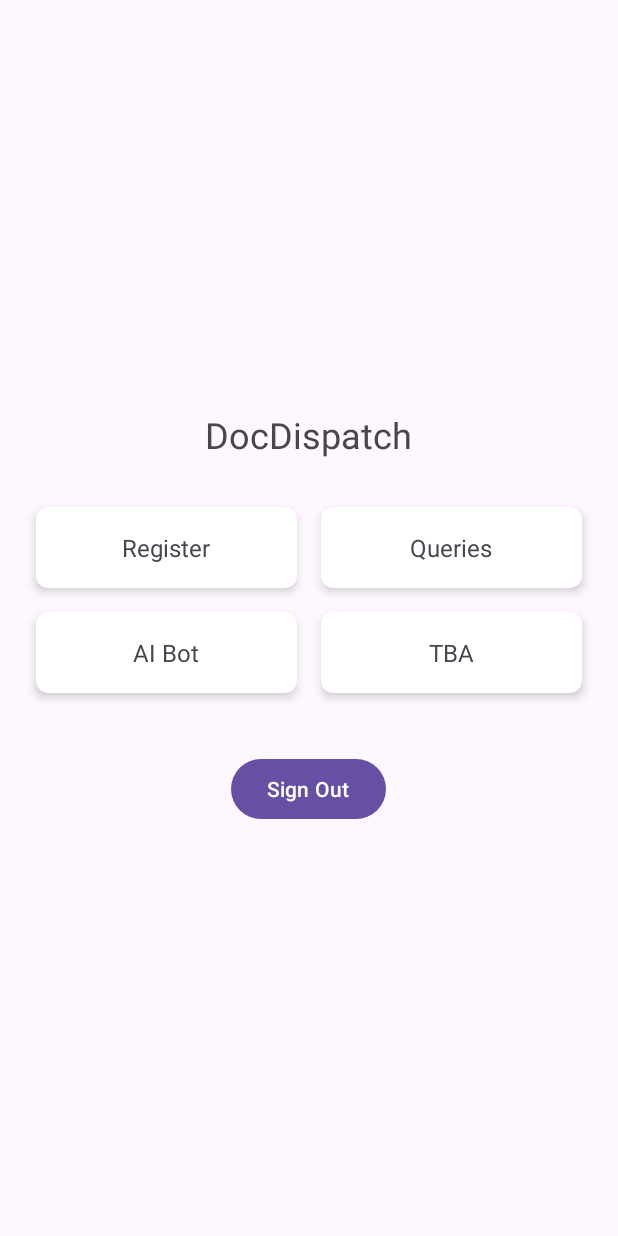
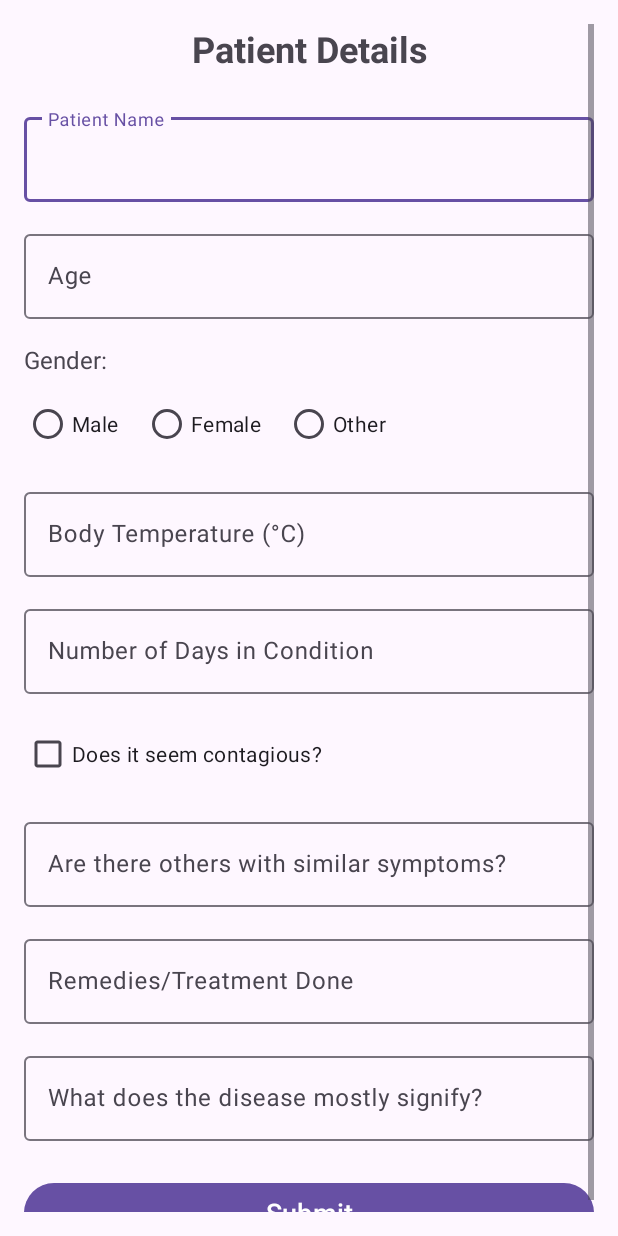
Before and after one commit to yashpreeto7/DocDispatch, an Android app: the screen it shows after launch once a user with an empty profile is signed in (MainActivity before the commit, PatientDetailsActivity after it), after a tap on "Register", on a phone screen of 412 x 824 dp. Run offline under Robolectric (Android 15) with nearby library versions, the phone set to English and light mode, and no system bars; our stand-ins replace Firebase (no records; nobody signed in at launch, a user with empty details on screens opened directly).

Commit message:
Register Patient

```diff
--- a/Android/app/src/main/AndroidManifest.xml
+++ b/Android/app/src/main/AndroidManifest.xml
@@ -1,7 +1,9 @@
 <?xml version="1.0" encoding="utf-8"?>
 <manifest xmlns:android="http://schemas.android.com/apk/res/android"
     xmlns:tools="http://schemas.android.com/tools">
+
     <uses-permission android:name="android.permission.INTERNET" />
+
     <application
         android:allowBackup="true"
         android:dataExtractionRules="@xml/data_extraction_rules"
@@ -12,6 +14,9 @@
         android:supportsRtl="true"
         android:theme="@style/Theme.DocDispatch">
         <activity
+            android:name=".PatientDetailsActivity"
+            android:exported="false" />
+        <activity
             android:name=".LauncherActivity"
             android:exported="true">
             <intent-filter>
@@ -20,8 +25,7 @@
                 <category android:name="android.intent.category.LAUNCHER" />
             </intent-filter>
         </activity>
-        <activity android:name=".OtpActivity"/>
-
+        <activity android:name=".OtpActivity" />
         <activity android:name=".MainActivity" />
     </application>
 
--- a/Android/app/src/main/java/online/ppriyanshu26/docdispatch/MainActivity.java
+++ b/Android/app/src/main/java/online/ppriyanshu26/docdispatch/MainActivity.java
@@ -35,7 +35,8 @@ public class MainActivity extends AppCompatActivity {
         findViewById(R.id.cardRegister).setOnClickListener(new View.OnClickListener() {
             @Override
             public void onClick(View v) {
-                Toast.makeText(MainActivity.this, "Register clicked", Toast.LENGTH_SHORT).show();
+                Intent intent = new Intent(MainActivity.this, PatientDetailsActivity.class);
+                startActivity(intent);
             }
         });
 
--- /dev/null
+++ b/Android/app/src/main/java/online/ppriyanshu26/docdispatch/PatientDetailsActivity.java
@@ -0,0 +1,116 @@
+package online.ppriyanshu26.docdispatch;
+
+import android.os.Bundle;
+import android.view.View;
+import android.widget.Button;
+import android.widget.CheckBox;
+import android.widget.RadioButton;
+import android.widget.RadioGroup;
+import android.widget.Toast;
+import androidx.appcompat.app.AppCompatActivity;
+import com.google.android.material.textfield.TextInputEditText;
+import androidx.appcompat.app.AlertDialog;
+import android.content.DialogInterface;
+
+public class PatientDetailsActivity extends AppCompatActivity {
+
+    private TextInputEditText etName, etAge, etTemperature, etDays, etOthers, etTreatment, etDisease;
+    private RadioGroup rgGender;
+    private CheckBox cbContagious;
+    private Button btnSubmit;
+
+    @Override
+    protected void onCreate(Bundle savedInstanceState) {
+        super.onCreate(savedInstanceState);
+        setContentView(R.layout.activity_patient_details);
+        initViews();
+
+        btnSubmit.setOnClickListener(new View.OnClickListener() {
+            @Override
+            public void onClick(View v) {
+                submitPatientDetails();
+            }
+        });
+    }
+
+    private void initViews() {
+        etName = findViewById(R.id.etName);
+        etAge = findViewById(R.id.etAge);
+        etTemperature = findViewById(R.id.etTemperature);
+        etDays = findViewById(R.id.etDays);
+        etOthers = findViewById(R.id.etOthers);
+        etTreatment = findViewById(R.id.etTreatment);
+        etDisease = findViewById(R.id.etDisease);
+        rgGender = findViewById(R.id.rgGender);
+        cbContagious = findViewById(R.id.cbContagious);
+        btnSubmit = findViewById(R.id.btnSubmit);
+    }
+
+    private void submitPatientDetails() {
+        String name = etName.getText().toString().trim();
+        String ageStr = etAge.getText().toString().trim();
+        String temperatureStr = etTemperature.getText().toString().trim();
+        String daysStr = etDays.getText().toString().trim();
+        String others = etOthers.getText().toString().trim();
+        String treatment = etTreatment.getText().toString().trim();
+        String disease = etDisease.getText().toString().trim();
+
+        if (name.isEmpty()) {
+            etName.setError("Name is required");
+            return;
+        }
+        if (ageStr.isEmpty()) {
+            etAge.setError("Age is required");
+            return;
+        }
+        if (temperatureStr.isEmpty()) {
+            etTemperature.setError("Temperature is required");
+            return;
+        }
+        if (daysStr.isEmpty()) {
+            etDays.setError("Number of days is required");
+            return;
+        }
+        int selectedGenderId = rgGender.getCheckedRadioButtonId();
+        String gender = "";
+        if (selectedGenderId == R.id.rbMale) {
+            gender = "Male";
+        } else if (selectedGenderId == R.id.rbFemale) {
+            gender = "Female";
+        } else if (selectedGenderId == R.id.rbOther) {
+            gender = "Other";
+        } else {
+            Toast.makeText(this, "Please select gender", Toast.LENGTH_SHORT).show();
+            return;
+        }
+        boolean isContagious = cbContagious.isChecked();
+        String contagiousStatus = isContagious ? "Yes" : "No";
+
+        Toast.makeText(this, "Patient details submitted successfully!", Toast.LENGTH_LONG).show();
+
+        String summary = "Name: " + name + "\n" +
+                "Age: " + ageStr + "\n" +
+                "Gender: " + gender + "\n" +
+                "Temperature: " + temperatureStr + "°C\n" +
+                "Days: " + daysStr + "\n" +
+                "Contagious: " + contagiousStatus;
+
+        AlertDialog.Builder builder = new AlertDialog.Builder(this);
+        builder.setTitle("Do you want to submit?")
+                .setMessage(summary)
+                .setPositiveButton("Submit", new DialogInterface.OnClickListener() {
+                    @Override
+                    public void onClick(DialogInterface dialog, int which) {
+                        Toast.makeText(PatientDetailsActivity.this, "Patient details submitted successfully!", Toast.LENGTH_LONG).show();
+                        finish();
+                    }
+                })
+                .setNegativeButton("Cancel", new DialogInterface.OnClickListener() {
+                    @Override
+                    public void onClick(DialogInterface dialog, int which) {
+                        dialog.dismiss();
+                    }
+                })
+                .show();
+    }
+}
--- /dev/null
+++ b/Android/app/src/main/res/layout/activity_patient_details.xml
@@ -0,0 +1,158 @@
+<?xml version="1.0" encoding="utf-8"?>
+<ScrollView xmlns:android="http://schemas.android.com/apk/res/android"
+    android:layout_width="match_parent"
+    android:layout_height="match_parent"
+    android:padding="16dp">
+
+    <LinearLayout
+        android:layout_width="match_parent"
+        android:layout_height="wrap_content"
+        android:orientation="vertical">
+
+        <TextView
+            android:layout_width="match_parent"
+            android:layout_height="wrap_content"
+            android:text="Patient Details"
+            android:textSize="24sp"
+            android:textStyle="bold"
+            android:gravity="center"
+            android:layout_marginBottom="24dp" />
+
+        <com.google.android.material.textfield.TextInputLayout
+            android:layout_width="match_parent"
+            android:layout_height="wrap_content"
+            android:layout_marginBottom="16dp">
+
+            <com.google.android.material.textfield.TextInputEditText
+                android:id="@+id/etName"
+                android:layout_width="match_parent"
+                android:layout_height="wrap_content"
+                android:hint="Patient Name" />
+        </com.google.android.material.textfield.TextInputLayout>
+
+        <com.google.android.material.textfield.TextInputLayout
+            android:layout_width="match_parent"
+            android:layout_height="wrap_content"
+            android:layout_marginBottom="16dp">
+
+            <com.google.android.material.textfield.TextInputEditText
+                android:id="@+id/etAge"
+                android:layout_width="match_parent"
+                android:layout_height="wrap_content"
+                android:hint="Age"
+                android:inputType="number" />
+        </com.google.android.material.textfield.TextInputLayout>
+
+        <TextView
+            android:layout_width="wrap_content"
+            android:layout_height="wrap_content"
+            android:text="Gender:"
+            android:layout_marginBottom="8dp"
+            android:textSize="16sp" />
+
+        <RadioGroup
+            android:id="@+id/rgGender"
+            android:layout_width="match_parent"
+            android:layout_height="wrap_content"
+            android:orientation="horizontal"
+            android:layout_marginBottom="16dp">
+
+            <RadioButton
+                android:id="@+id/rbMale"
+                android:layout_width="wrap_content"
+                android:layout_height="wrap_content"
+                android:text="Male"
+                android:layout_marginEnd="16dp" />
+
+            <RadioButton
+                android:id="@+id/rbFemale"
+                android:layout_width="wrap_content"
+                android:layout_height="wrap_content"
+                android:text="Female" />
+
+            <RadioButton
+                android:id="@+id/rbOther"
+                android:layout_width="wrap_content"
+                android:layout_height="wrap_content"
+                android:text="Other"
+                android:layout_marginStart="16dp" />
+        </RadioGroup>
+
+        <com.google.android.material.textfield.TextInputLayout
+            android:layout_width="match_parent"
+            android:layout_height="wrap_content"
+            android:layout_marginBottom="16dp">
+
+            <com.google.android.material.textfield.TextInputEditText
+                android:id="@+id/etTemperature"
+                android:layout_width="match_parent"
+                android:layout_height="wrap_content"
+                android:hint="Body Temperature (°C)"
+                android:inputType="numberDecimal" />
+        </com.google.android.material.textfield.TextInputLayout>
+
+        <com.google.android.material.textfield.TextInputLayout
+            android:layout_width="match_parent"
+            android:layout_height="wrap_content"
+            android:layout_marginBottom="16dp">
+
+            <com.google.android.material.textfield.TextInputEditText
+                android:id="@+id/etDays"
+                android:layout_width="match_parent"
+                android:layout_height="wrap_content"
+                android:hint="Number of Days in Condition"
+                android:inputType="number" />
+        </com.google.android.material.textfield.TextInputLayout>
+
+        <CheckBox
+            android:id="@+id/cbContagious"
+            android:layout_width="match_parent"
+            android:layout_height="wrap_content"
+            android:text="Does it seem contagious?"
+            android:layout_marginBottom="16dp" />
+
+        <com.google.android.material.textfield.TextInputLayout
+            android:layout_width="match_parent"
+            android:layout_height="wrap_content"
+            android:layout_marginBottom="16dp">
+
+            <com.google.android.material.textfield.TextInputEditText
+                android:id="@+id/etOthers"
+                android:layout_width="match_parent"
+                android:layout_height="wrap_content"
+                android:hint="Are there others with similar symptoms?" />
+        </com.google.android.material.textfield.TextInputLayout>
+
+        <com.google.android.material.textfield.TextInputLayout
+            android:layout_width="match_parent"
+            android:layout_height="wrap_content"
+            android:layout_marginBottom="16dp">
+
+            <com.google.android.material.textfield.TextInputEditText
+                android:id="@+id/etTreatment"
+                android:layout_width="match_parent"
+                android:layout_height="wrap_content"
+                android:hint="Remedies/Treatment Done" />
+        </com.google.android.material.textfield.TextInputLayout>
+
+        <com.google.android.material.textfield.TextInputLayout
+            android:layout_width="match_parent"
+            android:layout_height="wrap_content"
+            android:layout_marginBottom="24dp">
+
+            <com.google.android.material.textfield.TextInputEditText
+                android:id="@+id/etDisease"
+                android:layout_width="match_parent"
+                android:layout_height="wrap_content"
+                android:hint="What does the disease mostly signify?" />
+        </com.google.android.material.textfield.TextInputLayout>
+
+        <Button
+            android:id="@+id/btnSubmit"
+            android:layout_width="match_parent"
+            android:layout_height="wrap_content"
+            android:text="Submit"
+            android:textSize="18sp" />
+
+    </LinearLayout>
+</ScrollView>
```
